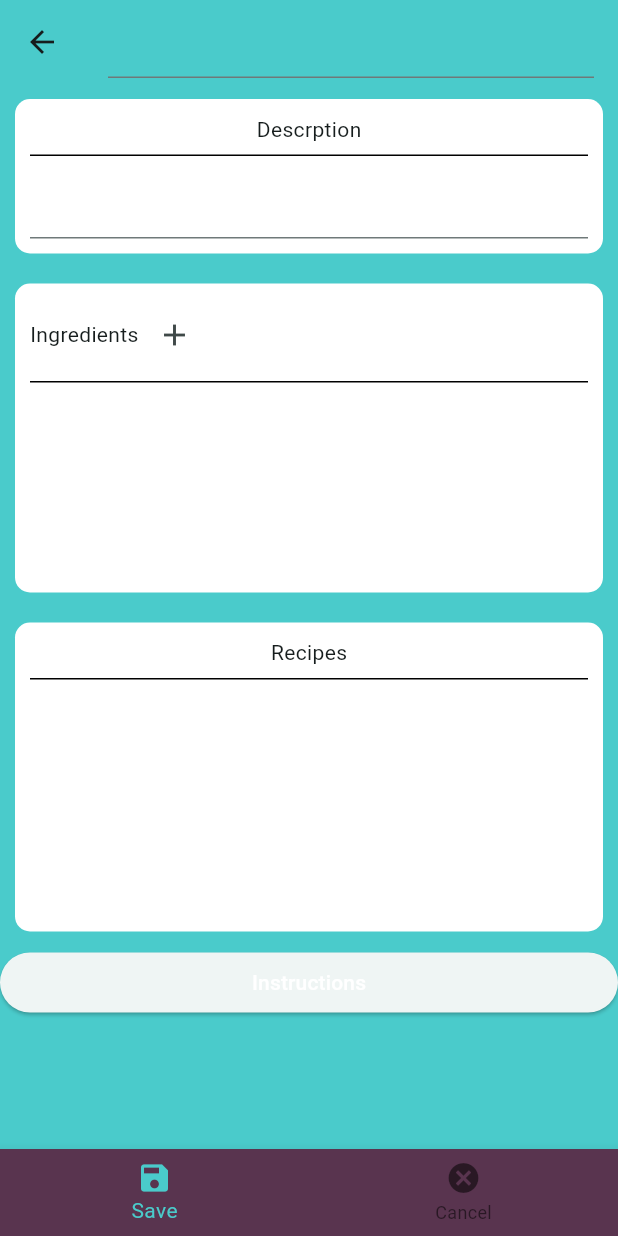
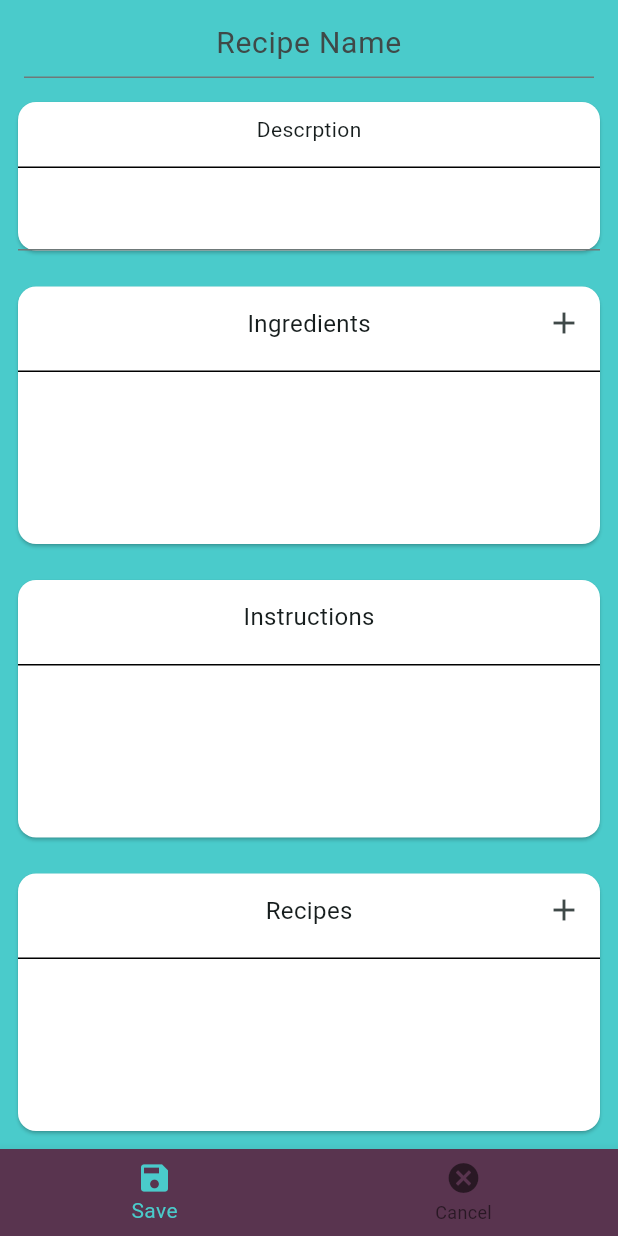
Before and after one commit to KyleD0711/shopping_list_application, a Flutter app: the HomePage screen opened directly, after a tap on "Add Recipe", on a phone screen of 412 x 824 dp. Run offline on Flutter 3.47's test engine with Material 3 defaults, Android fonts, the phone set to English and light mode, and no system bars; our stand-ins replace cloud_firestore, firebase_auth, firebase_core, flutter_login; missing offline and left inert: modals; accounts and stored records are empty.

Commit message:
Did a lot of work on stuff

```diff
--- a/analysis_options.yaml
+++ b/analysis_options.yaml
@@ -21,6 +21,9 @@ linter:
   # `// ignore_for_file: name_of_lint` syntax on the line or in the file
   # producing the lint.
   rules:
+    avoid_unnecessary_containers: true
+    sort_child_properties_last: true
+
     # avoid_print: false  # Uncomment to disable the `avoid_print` rule
     # prefer_single_quotes: true  # Uncomment to enable the `prefer_single_quotes` rule
 
--- a/lib/controllers/recipe_controller.dart
+++ b/lib/controllers/recipe_controller.dart
@@ -2,7 +2,7 @@ import "package:shopping_list_application/models/ingredient.dart";
 import "package:shopping_list_application/models/recipe.dart";
 import "package:shopping_list_application/services/recipe_service.dart";
 
-class RecipeController {
+class RecipeController{
   factory RecipeController() => _singleton;
 
   RecipeController._internal();
@@ -15,7 +15,7 @@ class RecipeController {
     return _service.getRecipes();
     }
 
-  Future<void> insertRecipe(Map<Ingredient, String> ingredients, List<Recipe> recipes, int prepTimeInMinutes,
+  Future<void> insertRecipe(List<Map<String, String>> ingredients, List<Map<String, String>> recipes, int prepTimeInMinutes,
           int cookTimeInMinutes, String name) =>
       _service.insertRecipe(
           ingredients, recipes ,prepTimeInMinutes, cookTimeInMinutes, name);
--- a/lib/main.dart
+++ b/lib/main.dart
@@ -11,16 +11,10 @@ Future<void> main() async {
   runApp(const MyApp());
 }
 
-class MyApp extends StatefulWidget {
-   const MyApp({super.key});
+class MyApp extends StatelessWidget {
+  const MyApp({super.key});
 
-  @override
-  State<MyApp> createState() => _MyAppState();
-}
 
-class _MyAppState extends State<MyApp> {
-  // final _stream = AuthController().loggedInStream;
-  final Stream<bool> _stream = AuthController().loggedInStream;
   @override
   Widget build(BuildContext context) {
     return MaterialApp(
--- a/lib/models/ingredient.dart
+++ b/lib/models/ingredient.dart
@@ -7,4 +7,9 @@ class Ingredient {
   final String id;
   final String name;
   // Add stdqty for other functionality here
+
+  @override
+  String toString() {
+    return name;
+  }
 }
--- a/lib/models/recipe.dart
+++ b/lib/models/recipe.dart
@@ -3,11 +3,11 @@ import "package:uuid/uuid.dart";
 import "package:shopping_list_application/models/ingredient.dart";
 
 class Recipe {
-  Recipe({String? id, List<Map<String, String>>? ingredients, List<Recipe>? recipes, int? prepTimeInMinutes,
+  Recipe({String? id, List<Map<String, String>>? ingredients, List<Map<String, String>>? recipes, int? prepTimeInMinutes,
       int? cookTimeInMinutes, String? name, String? description, String? instructions})
       : id = id ?? _uuid.v1(),
-        ingredients = ingredients ?? List<Map<String, String>>.empty(),
-        recipes = recipes ?? List<Recipe>.empty(),
+        ingredients = ingredients ?? List<Map<String, String>>.empty(growable: true),
+        recipes = recipes ?? List<Map<String, String>>.empty(growable: true),
         prepTimeInMinutes = prepTimeInMinutes ?? 0,
         cookTimeInMinutes = cookTimeInMinutes ?? 0,
         description = description ?? "",
@@ -17,10 +17,15 @@ class Recipe {
   static const _uuid = Uuid();
   final String id;
   final List<Map<String, String>> ingredients;
-  final List<Recipe> recipes;
+  final List<Map<String, String>> recipes;
   final int prepTimeInMinutes;
   final int cookTimeInMinutes;
   final String description;
   final String instructions;
   final String name;
+
+  @override
+  String toString() {
+    return name;
+  }
 }
--- a/lib/pages/maintenance/recipe/add_recipe.dart
+++ b/lib/pages/maintenance/recipe/add_recipe.dart
@@ -1,9 +1,11 @@
 import 'package:flutter/material.dart';
+import 'package:shopping_list_application/controllers/recipe_controller.dart';
 import 'package:shopping_list_application/models/ingredient.dart';
 import 'package:shopping_list_application/models/recipe.dart';
 import 'package:modals/modals.dart';
 import 'package:shopping_list_application/controllers/ingredient_controller.dart';
 import 'package:shopping_list_application/services/ingredient_service.dart';
+import 'package:shopping_list_application/services/recipe_service.dart';
 import 'package:shopping_list_application/widgets/SelectableListView.dart';
 
 class AddRecipePage extends StatefulWidget {
@@ -19,20 +21,24 @@ class _AddRecipePageState extends State<AddRecipePage> {
   final _descriptionController = TextEditingController();
   final _instructionsController = TextEditingController();
 
-  final List<Map<String, String>> ingredients = List.empty();
-  final List<Recipe> recipes = List.empty();
+  final List<Map<String, String>> ingredients = List.empty(growable: true);
+  final List<Map<String, String>> recipes = List.empty(growable: true);
 
-  final Future<List<Ingredient>> existingInrgedient =
+  final Future<List<Ingredient>> existingIngredient =
       IngredientController().getIngredients();
-
-  final String _name = "name";
-  final String _qty = "qty";
+  String instructions = "";
   @override
   Widget build(BuildContext context) {
     return Scaffold(
         appBar: AppBar(
           centerTitle: true,
-          title: TextField(controller: _nameController),
+          title: TextField(
+            textAlign: TextAlign.center,
+            controller: _nameController,
+            style: const TextStyle(fontSize: 20),
+            decoration: const InputDecoration(hintText: "Recipe Name"),
+          ),
+          automaticallyImplyLeading: false,
         ),
         bottomNavigationBar: BottomNavigationBar(
           backgroundColor: Theme.of(context).colorScheme.tertiary,
@@ -41,167 +47,186 @@ class _AddRecipePageState extends State<AddRecipePage> {
             BottomNavigationBarItem(icon: Icon(Icons.cancel), label: "Cancel")
           ],
           onTap: (value) {
-            if (value == 0) {
+            if (value == 1) {
               Navigator.of(context).pop();
-            }
+            } else if (value == 0) {}
           },
         ),
         body: Form(
           child: Column(
             children: [
-              Container(
-                margin: const EdgeInsets.all(10.0),
-                padding: const EdgeInsets.all(10.0),
-                decoration: BoxDecoration(
-                    borderRadius: BorderRadius.circular(10.0),
-                    color: Colors.white),
+              descriptionCard(),
+              ingredientsCard(),
+              instructionsCard(),
+              recipesCard()
+            ],
+          ),
+        ));
+  }
+
+  void _saveRecipe(
+      List<Map<String, String>> ingredients,
+      List<Map<String, String>> recipes,
+      int prepTimeInMinutes,
+      int cookTimeInMinutes,
+      String name) {
+    RecipeService().insertRecipe(
+        ingredients, recipes, prepTimeInMinutes, cookTimeInMinutes, name);
+  }
+
+  Widget descriptionCard() {
+    return Padding(
+      padding: const EdgeInsets.all(8.0),
+      child: Card(
+          color: Colors.white,
           child: Column(
-                  mainAxisAlignment: MainAxisAlignment.center,
             children: [
-                    const Text("Descrption"),
+              const Padding(
+                padding: EdgeInsets.all(8.0),
+                child: Text("Descrption"),
+              ),
               const Divider(height: 15.0, color: Colors.black),
               TextFormField(controller: _descriptionController)
             ],
+          )),
+    );
+  }
+
+  Widget instructionsCard() {
+    return Expanded(
+      child: Padding(
+        padding: const EdgeInsets.all(8.0),
+        child: Card(
+          color: Colors.white,
+          child: Column(
+            children: [
+              const Align(
+                  alignment: Alignment.center,
+                  child: Padding(
+                    padding: EdgeInsets.all(13.0),
+                    child: Text(
+                      "Instructions",
+                      style: TextStyle(fontSize: 16),
+                    ),
+                  )),
+              const Divider(
+                height: 15,
+                color: Colors.black,
+              ),
+              Text(instructions)
+            ],
           ),
         ),
-              Container(
-                  height: MediaQuery.of(context).size.height * .25,
-                  margin: const EdgeInsets.all(10.0),
-                  padding: const EdgeInsets.all(10.0),
-                  decoration: BoxDecoration(
-                      borderRadius: BorderRadius.circular(10.0),
-                      color: Colors.white),
-                  child: LayoutBuilder(
-                    builder: (context, constraints) {
-                      return Column(
-                        mainAxisSize: MainAxisSize.max,
-                        mainAxisAlignment: MainAxisAlignment.center,
+      ),
+    );
+  }
+
+  Widget recipesCard() {
+    return Expanded(
+      child: Padding(
+        padding: const EdgeInsets.all(8.0),
+        child: Card(
+          color: Colors.white,
+          child: Column(
             children: [
-                          Row(
-                            crossAxisAlignment: CrossAxisAlignment.center,
+              Stack(
                 children: [
-                              const Text("Ingredients"),
-                              IconButton(
+                  const Padding(
+                    padding: EdgeInsets.all(13.0),
+                    child: Align(
+                        alignment: Alignment.center,
+                        child: Text("Recipes", style: TextStyle(fontSize: 16))),
+                  ),
+                  Align(
+                    alignment: Alignment.centerRight,
+                    child: IconButton(
                         onPressed: () async {
-                                    List<Map<String, String>> listItems = await IngredientService().getIngredients().then((value) => value.map((e) => {_name: e.name, _qty: ""}).toList());
-                                    final selectedRecipes =
-                                        await Navigator.of(context).push(
-                                            MaterialPageRoute(
-                                                builder: (context) =>
-                                                    SelectableListView(
-                                                      items: listItems,
-                                                      itemKey: _name,
-                                                      screenName:
-                                                          "Add Ingredients",
+                          await Navigator.of(context).push(MaterialPageRoute(
+                              builder: (context) => SelectableListView(
+                                    itemStream: RecipeController().getStream(),
+                                    screenName: "Select Recipes",
+                                    selectedItems: recipes,
                                   )));
+                          setState(() {});
                         },
-                                  icon: const Icon(Icons.add))
+                        icon: const Icon(Icons.add)),
+                  )
                 ],
               ),
               const Divider(height: 15.0, color: Colors.black),
               Expanded(
-                            child: SizedBox(
-                              height: MediaQuery.of(context).size.height * .25,
                 child: ListView.separated(
                   padding: const EdgeInsets.all(10.0),
+                  itemBuilder: (_, index) =>
+                      _toIngredientWidget(recipes[index]),
+                  separatorBuilder: (_, __) => const Divider(),
+                  itemCount: recipes.length,
+                ),
+              )
+            ],
+          ),
+        ),
+      ),
+    );
+  }
+
+  Widget ingredientsCard() {
+    return Expanded(
+      child: Padding(
+        padding: const EdgeInsets.all(8.0),
+        child: Card(
+          color: Colors.white,
+          child: Column(
+            children: [
+              Stack(
+                children: [
+                  const Padding(
+                    padding: EdgeInsets.all(13.0),
+                    child: Align(
+                      alignment: Alignment.center,
+                      child: Text(
+                        "Ingredients",
+                        style: TextStyle(fontSize: 16),
+                      ),
+                    ),
+                  ),
+                  Align(
+                    alignment: Alignment.centerRight,
+                    child: IconButton(
+                        onPressed: () async {
+                          // final List<Map<String, String>> selectedIngredients =
+                          await Navigator.of(context).push(MaterialPageRoute(
+                              builder: (context) => SelectableListView(
+                                    itemStream:
+                                        IngredientController().getStream(),
+                                    screenName: "Select Ingredients",
+                                    selectedItems: ingredients,
+                                  )));
+                          print(ingredients);
+                          setState(() {});
+                        },
+                        icon: const Icon(Icons.add)),
+                  )
+                ],
+              ),
+              const Divider(height: 15.0, color: Colors.black),
+              Expanded(
+                child: ListView.separated(
                   itemBuilder: (_, index) =>
                       _toIngredientWidget(ingredients[index]),
                   separatorBuilder: (_, __) => const Divider(),
                   itemCount: ingredients.length,
                 ),
-                            ),
-                          )
-                        ],
-                      );
-                    },
-                  )),
-              Container(
-                  height: MediaQuery.of(context).size.height * .25,
-                  margin: const EdgeInsets.all(10.0),
-                  padding: const EdgeInsets.all(10.0),
-                  decoration: BoxDecoration(
-                      borderRadius: BorderRadius.circular(10.0),
-                      color: Colors.white),
-                  child: LayoutBuilder(
-                    builder: (context, constraints) {
-                      return Column(
-                        mainAxisSize: MainAxisSize.max,
-                        mainAxisAlignment: MainAxisAlignment.center,
-                        children: [
-                          const Text("Recipes"),
-                          const Divider(height: 15.0, color: Colors.black),
-                          Expanded(
-                            child: SizedBox(
-                              height: constraints.maxHeight / 2,
-                              child: ListView.separated(
-                                padding: const EdgeInsets.all(10.0),
-                                itemBuilder: (_, index) =>
-                                    _toRecipeWidget(recipes[index]),
-                                separatorBuilder: (_, __) => const Divider(),
-                                itemCount: recipes.length,
-                              ),
-                            ),
-                          )
-                        ],
-                      );
-                    },
-                  )),
-              Align(
-                alignment: Alignment.bottomCenter,
-                child: ElevatedButton(
-                    style: ButtonStyle(
-                        fixedSize: MaterialStateProperty.all(
-                            Size.fromWidth(MediaQuery.of(context).size.width))),
-                    onPressed: () => showModal(
-                          ModalEntry.aligned(context,
-                              barrierDismissible: false,
-                              alignment: Alignment.bottomCenter,
-                              tag: "Rando tag",
-                              child: Container(
-                                decoration: BoxDecoration(
-                                    borderRadius: BorderRadius.circular(10),
-                                    color: Colors.white),
-                                height:
-                                    MediaQuery.of(context).size.height * .85,
-                                padding:
-                                    const EdgeInsets.only(left: 20, right: 20),
-                                child: Column(
-                                  children: [
-                                    Row(
-                                        mainAxisAlignment:
-                                            MainAxisAlignment.center,
-                                        children: [
-                                          const Text("Instructions",
-                                              style: TextStyle(
-                                                fontSize: 20,
-                                                color: Colors.black,
-                                              )),
-                                          IconButton(
-                                              onPressed: () =>
-                                                  removeModal("Rando"),
-                                              icon: const Icon(Icons.cancel)),
-                                        ]),
-                                    const Divider(
-                                        height: 15.0, color: Colors.black),
-                                    TextField(
-                                      controller: _instructionsController,
               )
             ],
           ),
-                              )),
         ),
-                    child: const Text(
-                      "Instructions",
-                      style: TextStyle(color: Colors.white),
-                    )),
-              )
-            ],
       ),
-        ));
+    );
   }
 
   Widget _toIngredientWidget(Map<String, String> ingredient) {
-    return Text("${ingredient['ingredient']}: ${ingredient['qty']}");
+    return Text("${ingredient['name']}: ${ingredient['qty']}");
   }
 
   Widget _toRecipeWidget(Recipe recipe) {
```
Also changed, not shown: lib/pages/maintenance/recipe/view_recipe.dart (+86 -96 lines), lib/pages/opening_page.dart (+6 -10 lines), lib/services/ingredient_service.dart (+4 -9 lines), lib/services/recipe_service.dart (+6 -4 lines), lib/widgets/SelectableListView.dart (+113 -74 lines). Lines whose indentation alone changed are shown as unchanged.
